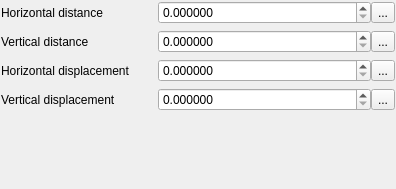
First picture: the form in SWGIS-DLLSrc/SWGIS-Gui/widget_pointpatternfill.ui, repository LZS1991/SWGIS, before the edit.
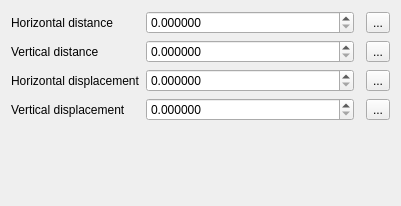
Second picture: the form after the edit. Custom widgets are drawn as their Qt base class.

```diff
--- a/SWGIS-DLLSrc/SWGIS-Gui/widget_pointpatternfill.ui
+++ b/SWGIS-DLLSrc/SWGIS-Gui/widget_pointpatternfill.ui
@@ -6,35 +6,14 @@
    <rect>
     <x>0</x>
     <y>0</y>
-    <width>396</width>
-    <height>189</height>
+    <width>401</width>
+    <height>206</height>
    </rect>
   </property>
   <property name="windowTitle">
    <string>Form</string>
   </property>
-  <layout class="QFormLayout" name="formLayout">
-   <property name="fieldGrowthPolicy">
-    <enum>QFormLayout::AllNonFixedFieldsGrow</enum>
-   </property>
-   <property name="labelAlignment">
-    <set>Qt::AlignLeading|Qt::AlignLeft|Qt::AlignTop</set>
-   </property>
-   <property name="horizontalSpacing">
-    <number>28</number>
-   </property>
-   <property name="leftMargin">
-    <number>1</number>
-   </property>
-   <property name="topMargin">
-    <number>1</number>
-   </property>
-   <property name="rightMargin">
-    <number>1</number>
-   </property>
-   <property name="bottomMargin">
-    <number>1</number>
-   </property>
+  <layout class="QGridLayout" name="gridLayout" columnstretch="0,1,0">
    <item row="0" column="0">
     <widget class="QLabel" name="mHorizontalDistanceLabel">
      <property name="text">
@@ -42,53 +21,10 @@
      </property>
     </widget>
    </item>
-   <item row="0" column="1">
-    <layout class="QHBoxLayout" name="horizontalLayout">
-     <item>
-      <widget class="QgsDoubleSpinBox" name="mHorizontalDistanceSpinBox">
-       <property name="sizePolicy">
-        <sizepolicy hsizetype="Minimum" vsizetype="Fixed">
-         <horstretch>1</horstretch>
-         <verstretch>0</verstretch>
-        </sizepolicy>
-       </property>
-       <property name="decimals">
-        <number>6</number>
-       </property>
-       <property name="maximum">
-        <double>99999999.989999994635582</double>
-       </property>
-       <property name="singleStep">
-        <double>0.200000000000000</double>
-       </property>
-       <property name="showClearButton" stdset="0">
-        <bool>false</bool>
-       </property>
-      </widget>
-     </item>
-     <item>
-      <widget class="QgsDataDefinedButton" name="mHorizontalDistanceDDBtn">
-       <property name="text">
-        <string>...</string>
-       </property>
-      </widget>
-     </item>
-     <item>
-      <widget class="QgsUnitSelectionWidget" name="mHorizontalDistanceUnitWidget" native="true">
-       <property name="minimumSize">
-        <size>
-         <width>0</width>
-         <height>0</height>
-        </size>
-       </property>
-      </widget>
-     </item>
-    </layout>
-   </item>
-   <item row="1" column="0">
-    <widget class="QLabel" name="mVerticalDistanceLabel">
+   <item row="2" column="0">
+    <widget class="QLabel" name="mHorizontalDisplacementLabel">
      <property name="text">
-      <string>Vertical distance</string>
+      <string>Horizontal displacement</string>
      </property>
     </widget>
    </item>
@@ -116,68 +52,18 @@
        </property>
       </widget>
      </item>
-     <item>
-      <widget class="QgsDataDefinedButton" name="mVerticalDistanceDDBtn">
-       <property name="text">
-        <string>...</string>
-       </property>
-      </widget>
-     </item>
      <item>
       <widget class="QgsUnitSelectionWidget" name="mVerticalDistanceUnitWidget" native="true"/>
      </item>
     </layout>
    </item>
-   <item row="2" column="0">
-    <widget class="QLabel" name="mHorizontalDisplacementLabel">
+   <item row="1" column="2">
+    <widget class="QgsDataDefinedButton" name="mVerticalDistanceDDBtn">
      <property name="text">
-      <string>Horizontal displacement</string>
+      <string>...</string>
      </property>
     </widget>
    </item>
-   <item row="2" column="1">
-    <layout class="QHBoxLayout" name="horizontalLayout_4">
-     <item>
-      <widget class="QgsDoubleSpinBox" name="mHorizontalDisplacementSpinBox">
-       <property name="sizePolicy">
-        <sizepolicy hsizetype="Minimum" vsizetype="Fixed">
-         <horstretch>1</horstretch>
-         <verstretch>0</verstretch>
-        </sizepolicy>
-       </property>
-       <property name="decimals">
-        <number>6</number>
-       </property>
-       <property name="maximum">
-        <double>99999999.989999994635582</double>
-       </property>
-       <property name="singleStep">
-        <double>0.200000000000000</double>
-       </property>
-       <property name="showClearButton" stdset="0">
-        <bool>true</bool>
-       </property>
-      </widget>
-     </item>
-     <item>
-      <widget class="QgsDataDefinedButton" name="mHorizontalDisplacementDDBtn">
-       <property name="text">
-        <string>...</string>
-       </property>
-      </widget>
-     </item>
-     <item>
-      <widget class="QgsUnitSelectionWidget" name="mHorizontalDisplacementUnitWidget" native="true">
-       <property name="minimumSize">
-        <size>
-         <width>0</width>
-         <height>0</height>
-        </size>
-       </property>
-      </widget>
-     </item>
-    </layout>
-   </item>
    <item row="3" column="0">
     <widget class="QLabel" name="mVerticalDisplacementLabel">
      <property name="text">
@@ -209,13 +95,6 @@
        </property>
       </widget>
      </item>
-     <item>
-      <widget class="QgsDataDefinedButton" name="mVerticalDisplacementDDBtn">
-       <property name="text">
-        <string>...</string>
-       </property>
-      </widget>
-     </item>
      <item>
       <widget class="QgsUnitSelectionWidget" name="mVerticalDisplacementUnitWidget" native="true">
        <property name="minimumSize">
@@ -228,6 +107,119 @@
      </item>
     </layout>
    </item>
+   <item row="0" column="2">
+    <widget class="QgsDataDefinedButton" name="mHorizontalDistanceDDBtn">
+     <property name="text">
+      <string>...</string>
+     </property>
+    </widget>
+   </item>
+   <item row="1" column="0">
+    <widget class="QLabel" name="mVerticalDistanceLabel">
+     <property name="text">
+      <string>Vertical distance</string>
+     </property>
+    </widget>
+   </item>
+   <item row="2" column="1">
+    <layout class="QHBoxLayout" name="horizontalLayout_4">
+     <item>
+      <widget class="QgsDoubleSpinBox" name="mHorizontalDisplacementSpinBox">
+       <property name="sizePolicy">
+        <sizepolicy hsizetype="Minimum" vsizetype="Fixed">
+         <horstretch>1</horstretch>
+         <verstretch>0</verstretch>
+        </sizepolicy>
+       </property>
+       <property name="decimals">
+        <number>6</number>
+       </property>
+       <property name="maximum">
+        <double>99999999.989999994635582</double>
+       </property>
+       <property name="singleStep">
+        <double>0.200000000000000</double>
+       </property>
+       <property name="showClearButton" stdset="0">
+        <bool>true</bool>
+       </property>
+      </widget>
+     </item>
+     <item>
+      <widget class="QgsUnitSelectionWidget" name="mHorizontalDisplacementUnitWidget" native="true">
+       <property name="minimumSize">
+        <size>
+         <width>0</width>
+         <height>0</height>
+        </size>
+       </property>
+      </widget>
+     </item>
+    </layout>
+   </item>
+   <item row="2" column="2">
+    <widget class="QgsDataDefinedButton" name="mHorizontalDisplacementDDBtn">
+     <property name="text">
+      <string>...</string>
+     </property>
+    </widget>
+   </item>
+   <item row="0" column="1">
+    <layout class="QHBoxLayout" name="horizontalLayout">
+     <item>
+      <widget class="QgsDoubleSpinBox" name="mHorizontalDistanceSpinBox">
+       <property name="sizePolicy">
+        <sizepolicy hsizetype="Minimum" vsizetype="Fixed">
+         <horstretch>1</horstretch>
+         <verstretch>0</verstretch>
+        </sizepolicy>
+       </property>
+       <property name="decimals">
+        <number>6</number>
+       </property>
+       <property name="maximum">
+        <double>99999999.989999994635582</double>
+       </property>
+       <property name="singleStep">
+        <double>0.200000000000000</double>
+       </property>
+       <property name="showClearButton" stdset="0">
+        <bool>false</bool>
+       </property>
+      </widget>
+     </item>
+     <item>
+      <widget class="QgsUnitSelectionWidget" name="mHorizontalDistanceUnitWidget" native="true">
+       <property name="minimumSize">
+        <size>
+         <width>0</width>
+         <height>0</height>
+        </size>
+       </property>
+      </widget>
+     </item>
+    </layout>
+   </item>
+   <item row="3" column="2">
+    <widget class="QgsDataDefinedButton" name="mVerticalDisplacementDDBtn">
+     <property name="text">
+      <string>...</string>
+     </property>
+    </widget>
+   </item>
+   <item row="4" column="0" colspan="2">
+    <spacer name="verticalSpacer">
+     <property name="orientation">
+      <enum>Qt::Vertical</enum>
+     </property>
+     <property name="sizeHint" stdset="0">
+      <size>
+       <width>20</width>
+       <height>40</height>
+      </size>
+     </property>
+    </spacer>
+   </item>
   </layout>
  </widget>
  <customwidgets>
```
